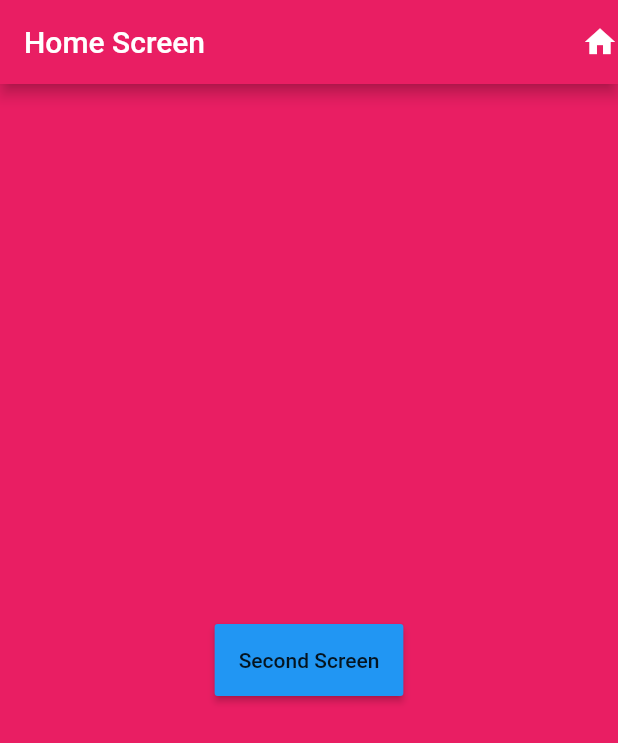
After one commit to girishrajani/flutter_navigation, a Flutter app: the screen it shows after launch, on a phone screen of 412 x 824 dp. The commit adds this screen. Shown: the top 743 px of the screen. Run offline on Flutter 3.47's test engine with Material 2 defaults, Android fonts, the phone set to English and light mode, and no system bars.

Commit message:
Home Screen Changed to First Screen

```diff
--- /dev/null
+++ b/lib/first.dart
@@ -0,0 +1,35 @@
+import 'package:flutter/material.dart';
+import 'package:flutter_navigation/second.dart';
+
+class FirstScreen extends StatelessWidget {
+  @override
+  Widget build(BuildContext context) {
+    return MaterialApp(
+      home: Scaffold(
+        body: Container(
+          color: Colors.pink,
+          child: Center(
+            child: Row(
+              mainAxisAlignment: MainAxisAlignment.center,
+              children: <Widget>[
+                RaisedButton(
+                  padding: EdgeInsets.all(16.0),
+                  child: Text('Second Screen'),
+                  onPressed: () {},
+                  color: Colors.blue,
+                ),
+              ],
+            ),
+          ),
+        ),
+        appBar: AppBar(
+          backgroundColor: Colors.pink,
+          title: Text('Home Screen'),
+          actions: <Widget>[
+            Icon(Icons.home),
+          ],
+        ),
+      ),
+    );
+  }
+}
--- a/lib/second.dart
+++ b/lib/second.dart
@@ -24,7 +24,9 @@ class SecondScreen extends StatelessWidget {
                   RaisedButton(
                     padding: EdgeInsets.all(16.0),
                     child: Text('Go Back to Home Screen'),
-                    onPressed: () {},
+                    onPressed: () {
+                      Navigator.pop(context);
+                    },
                     color: Colors.pink,
                   ),
                 ]),
```
Also changed, not shown: lib/main.dart (+3 -25 lines).
